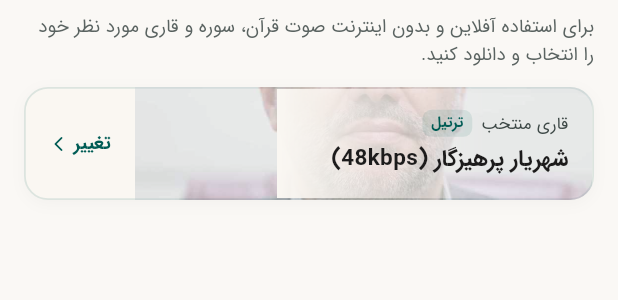
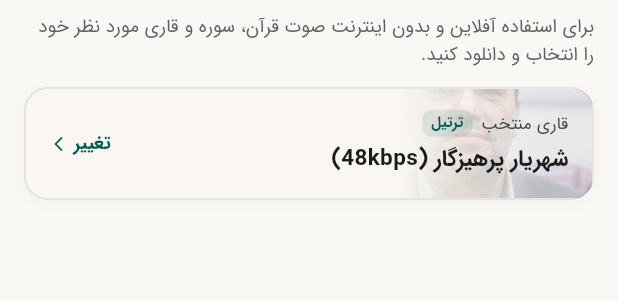
Before and after one commit to mohammadvaezimoghadam/quran, a Flutter app: the DownloadManagerReciterSelector widget shown alone on an empty page, opened directly, on a phone screen of 412 x 824 dp. Shown: the top 300 px of the screen. Run offline on Flutter 3.47's test engine with Material 3 defaults, Android fonts, the light colour scheme and no system bars; our stand-ins replace audio_service, cached_network_image, dio, firebase_core, firebase_messaging, flutter_local_notifications and 16 more; missing offline and left inert: audio_session, dio_http_formatter, flutter_poolakey, mobile_scanner, zxing2; accounts and stored records are empty; generated files the repository leaves out were written again.

Commit message:
style(audio): confine reciter photo width strictly to text area away from change button

```diff
--- a/lib/features/audio_manager/presentation/widgets/download_manager_reciter_selector.dart
+++ b/lib/features/audio_manager/presentation/widgets/download_manager_reciter_selector.dart
@@ -107,11 +107,14 @@ class DownloadManagerReciterSelector extends ConsumerWidget {
               ),
               child: Stack(
                 children: [
-                  // 1. Reciter photo background on the RIGHT (transparent photo with fade to 0)
+                  // 1. Reciter photo background on the RIGHT (confined to text area, never reaching change button)
                   if (hasImage)
-                    Positioned.fill(
-                      child: Align(
-                        alignment: Alignment.centerRight,
+                    Positioned(
+                      right: 0,
+                      top: 0,
+                      bottom: 0,
+                      width: 130,
+                      child: ClipRect(
                         child: Opacity(
                           opacity: isDark ? 0.30 : 0.38,
                           child: ShaderMask(
@@ -124,20 +127,16 @@ class DownloadManagerReciterSelector extends ConsumerWidget {
                                   Colors.black,
                                   Colors.transparent,
                                 ],
-                                stops: [0.0, 0.35, 1.0],
+                                stops: [0.0, 0.25, 1.0],
                               ).createShader(bounds);
                             },
                             blendMode: BlendMode.dstIn,
-                            child: SizedBox(
-                              width: 210,
-                              height: double.infinity,
-                              child: Transform.scale(
-                                scale: 1.45,
-                                alignment: Alignment.centerRight,
-                                child: AppCachedNetworkImage(
-                                  imageUrl: imageUrl,
-                                  fit: BoxFit.cover,
-                                ),
+                            child: Transform.scale(
+                              scale: 1.35,
+                              alignment: Alignment.centerRight,
+                              child: AppCachedNetworkImage(
+                                imageUrl: imageUrl,
+                                fit: BoxFit.cover,
                               ),
                             ),
                           ),
```
